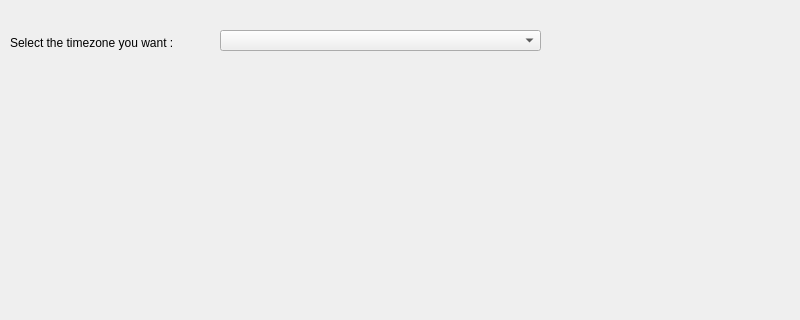
The window that maindesktopweadtwindow.ui (Vicken-Ghoubiguian/desktopWeaDTApp) describes before a commit, drawn with Qt 5; both pictures show x 0 to 800 and y 0 to 320 of the 800 by 600 pixel window.
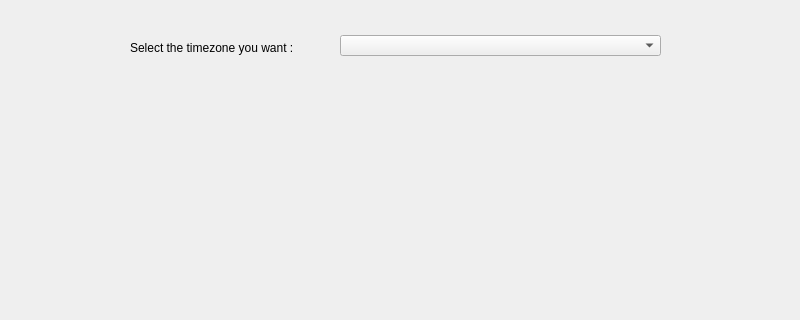
The same window after the commit.

Patch:
```diff
--- a/maindesktopweadtwindow.ui
+++ b/maindesktopweadtwindow.ui
@@ -17,8 +17,8 @@
    <widget class="QComboBox" name="comboBoxOfIANATimezones">
     <property name="geometry">
      <rect>
-      <x>220</x>
-      <y>30</y>
+      <x>340</x>
+      <y>35</y>
       <width>321</width>
       <height>21</height>
      </rect>
@@ -27,8 +27,8 @@
    <widget class="QLabel" name="labelOfIANATimezones">
     <property name="geometry">
      <rect>
-      <x>10</x>
-      <y>35</y>
+      <x>130</x>
+      <y>40</y>
       <width>191</width>
       <height>16</height>
      </rect>
```
